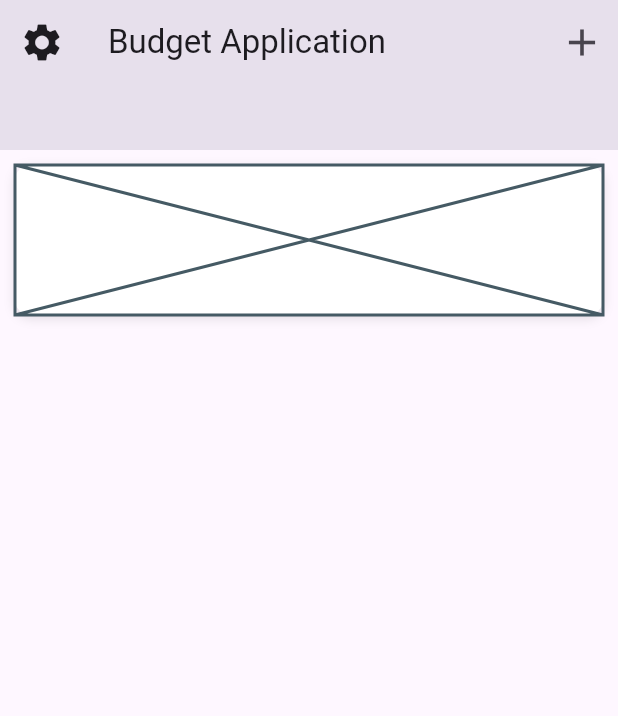
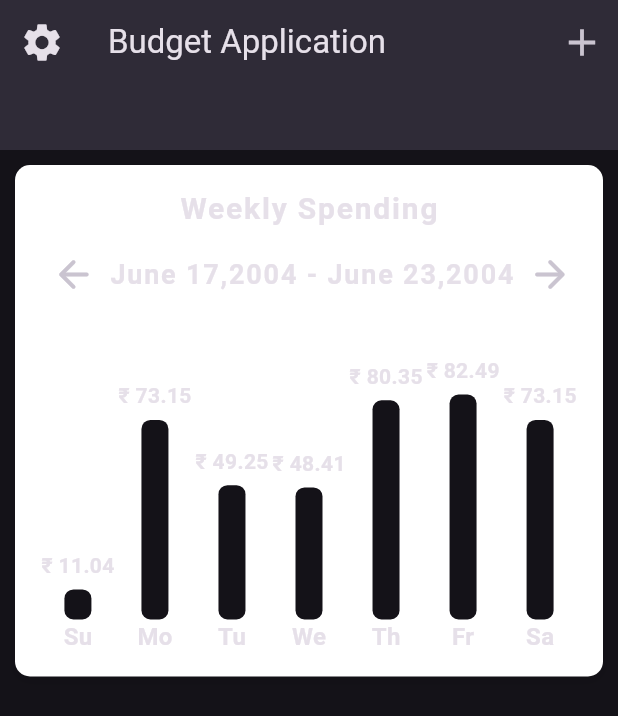
Before and after one commit to JayrajSinh16/UI_Practice, a Flutter app: the screen it shows after launch, on a phone screen of 412 x 824 dp. Shown: the top 716 px of the screen. Run offline on Flutter 3.47's test engine with Material 2 defaults, Android fonts, the phone set to English and light mode, and no system bars.

Commit message:
Created Bar Chart

```diff
--- a/budget_app_ui/lib/main.dart
+++ b/budget_app_ui/lib/main.dart
@@ -7,29 +7,11 @@ void main() {
 
 class MyApp extends StatelessWidget {
   const MyApp({super.key});
-
-  // This widget is the root of your application.
   @override
   Widget build(BuildContext context) {
     return MaterialApp(
-      title: 'Flutter Demo',
-      theme: ThemeData(
-        // This is the theme of your application.
-        //
-        // TRY THIS: Try running your application with "flutter run". You'll see
-        // the application has a blue toolbar. Then, without quitting the app,
-        // try changing the seedColor in the colorScheme below to Colors.green
-        // and then invoke "hot reload" (save your changes or press the "hot
-        // reload" button in a Flutter-supported IDE, or press "r" if you used
-        // the command line to start the app).
-        //
-        // Notice that the counter didn't reset back to zero; the application
-        // state is not lost during the reload. To reset the state, use hot
-        // restart instead.
-        //
-        // This works for code too, not just values: Most code changes can be
-        // tested with just a hot reload.
-        colorScheme: ColorScheme.fromSeed(seedColor: Colors.deepPurple),
+      title: 'Budget App UI',
+      theme: ThemeData.dark(
         useMaterial3: true,
       ),
       home: const HomeScreen(),
--- a/budget_app_ui/lib/screens/home_screen.dart
+++ b/budget_app_ui/lib/screens/home_screen.dart
@@ -39,7 +39,6 @@ class _HomeScreenState extends State<HomeScreen> {
             delegate: SliverChildBuilderDelegate(
               (context, index) {
                 return Container(
-                  height: 100,
                   margin: const EdgeInsets.all(10.0),
                   decoration: BoxDecoration(
                       borderRadius: BorderRadius.circular(10.0),
--- a/budget_app_ui/lib/widgets/bar_chart.dart
+++ b/budget_app_ui/lib/widgets/bar_chart.dart
@@ -6,6 +6,145 @@ class BarChart extends StatelessWidget {
 
   @override
   Widget build(BuildContext context) {
-    return const Placeholder();
+    double mostExpensive = 0;
+
+    for (var price in expensses) {
+        if (price > mostExpensive) {
+          mostExpensive = price;
+        }
+      }
+    return Padding(
+      padding: const EdgeInsets.all(15.0),
+      child: Column(
+        children: [
+          const Text(
+            "Weekly Spending",
+            style: TextStyle(
+              fontSize: 20.0,
+              fontWeight: FontWeight.bold,
+              letterSpacing: 1.2,
+            ),
+          ),
+          const SizedBox(
+            height: 5.0,
+          ),
+          Row(
+            mainAxisAlignment: MainAxisAlignment.spaceAround,
+            children: [
+              IconButton(
+                onPressed: () {},
+                icon: const Icon(Icons.arrow_back_rounded),
+                iconSize: 30.0,
+              ),
+              const Text(
+                "June 17,2004 - June 23,2004",
+                style: TextStyle(
+                  fontSize: 18.0,
+                  fontWeight: FontWeight.w600,
+                  letterSpacing: 1.2,
+                ),
+              ),
+              IconButton(
+                onPressed: () {},
+                icon: const Icon(Icons.arrow_forward_rounded),
+                iconSize: 30.0,
+              ),
+            ],
+          ),
+          const SizedBox(
+            height: 30.0,
+          ),
+          Row(
+            mainAxisAlignment: MainAxisAlignment.spaceEvenly,
+            crossAxisAlignment: CrossAxisAlignment.end,
+            children: [
+              Bar(
+                lable: 'Su',
+                amountSpent: expensses[0],
+                mostExpensive: mostExpensive,
+              ),
+              Bar(
+                lable: 'Mo',
+                amountSpent: expensses[1],
+                mostExpensive: mostExpensive,
+              ),
+              Bar(
+                lable: 'Tu',
+                amountSpent: expensses[2],
+                mostExpensive: mostExpensive,
+              ),
+              Bar(
+                lable: 'We',
+                amountSpent: expensses[3],
+                mostExpensive: mostExpensive,
+              ),
+              Bar(
+                lable: 'Th',
+                amountSpent: expensses[4],
+                mostExpensive: mostExpensive,
+              ),Bar(
+                lable: 'Fr',
+                amountSpent: expensses[5],
+                mostExpensive: mostExpensive,
+              ),
+              Bar(
+                lable: 'Sa',
+                amountSpent: expensses[1],
+                mostExpensive: mostExpensive,
+              ),
+            ],
+          )
+        ],
+      ),
+    );
   }
 }
+
+class Bar extends StatelessWidget {
+  final String lable;
+  final double amountSpent;
+  final double mostExpensive;
+
+  final double _maxBarHeight = 150.0;
+
+  const Bar(
+      {super.key,
+      required this.lable,
+      required this.amountSpent,
+      required this.mostExpensive});
+
+  @override
+  Widget build(BuildContext context) {
+    final barHeight = amountSpent / mostExpensive * _maxBarHeight;
+    return Column(
+      children: [
+        Text(
+          "₹ ${amountSpent.toStringAsFixed(2)}",
+          style: const TextStyle(
+            fontWeight: FontWeight.w600,
+          ),
+        ),
+        const SizedBox(
+          height: 6.0,
+        ),
+        Container(
+          height: barHeight,
+          width: 18.0,
+          decoration: BoxDecoration(
+            color: Theme.of(context).primaryColor,
+            borderRadius: BorderRadius.circular(
+              6.0,
+            ),
+          ),
+        ),
+        Text(
+          lable,
+          style: const TextStyle(
+            fontSize: 16.0,
+            fontWeight: FontWeight.w600,
+          ),
+        ),
+      ],
+    );
+  }
+}
```
